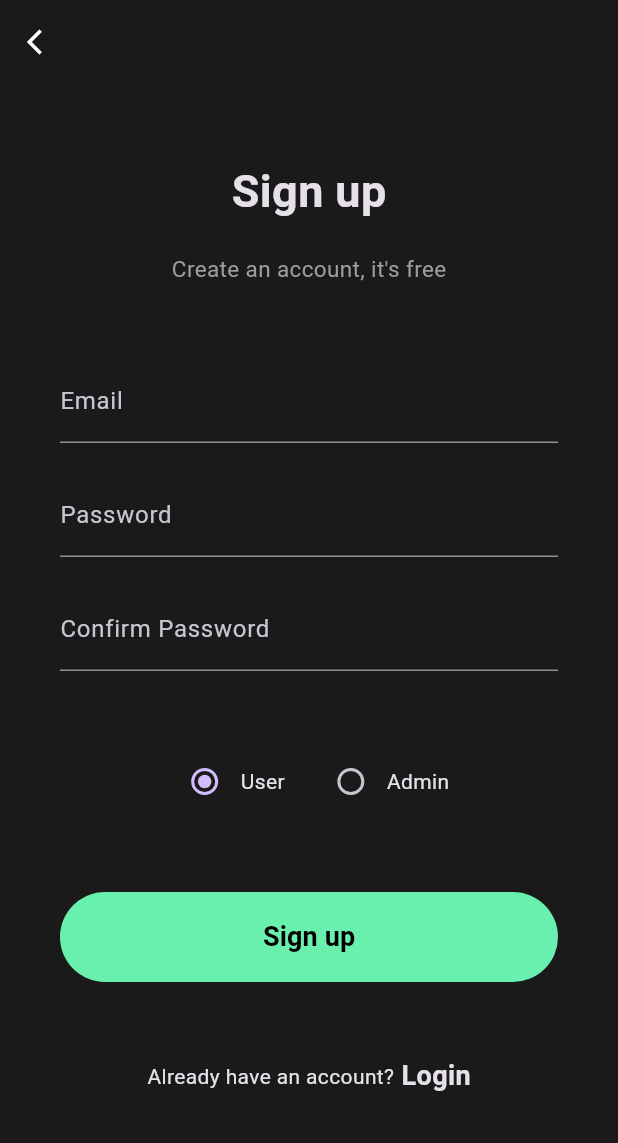
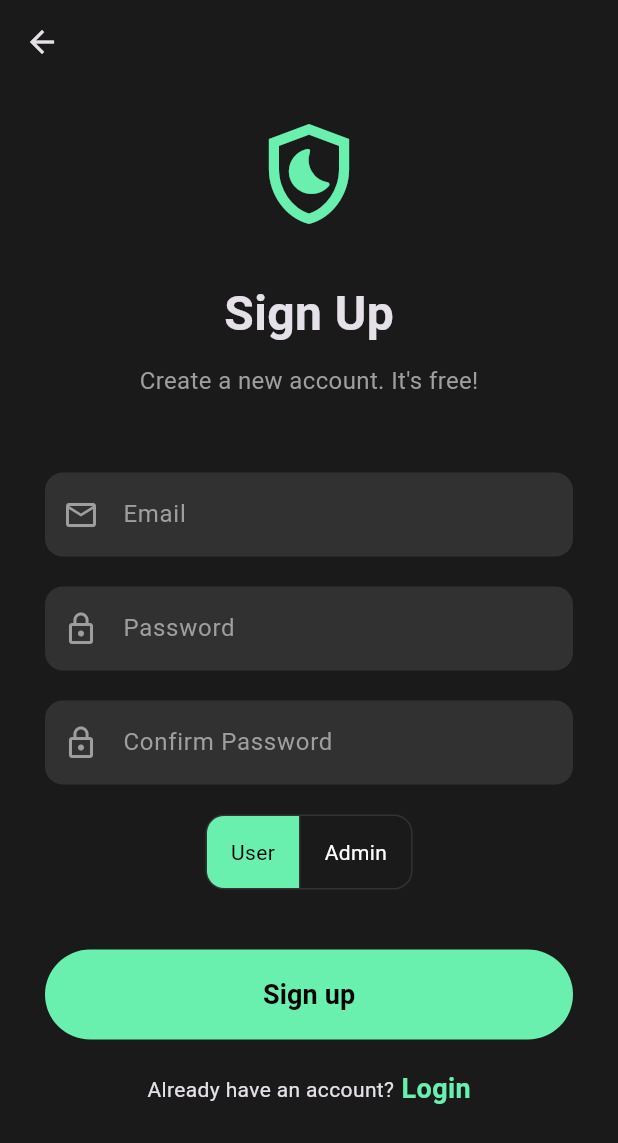
Before and after one commit to kkthombare187/Echogrid-Monitoring-Project, a Flutter app: the screen it shows after launch, after a tap on "Sign up", on a phone screen of 412 x 824 dp. Shown: the top 1143 px of the screen. Run offline on Flutter 3.47's test engine with Material 3 defaults, Android fonts, the phone set to English and light mode, and no system bars; drawn by our look-alikes of flutter_animate; our stand-ins replace cloud_firestore, firebase_auth, firebase_core, firebase_database, fl_chart, geolocator and 1 more; accounts and stored records are empty.

Commit message:
Changed the welcome page, login page and registration page and removed admin/user selection from login page

```diff
--- a/lib/screens/auth/signup_screen.dart
+++ b/lib/screens/auth/signup_screen.dart
@@ -1,10 +1,10 @@
 import 'package:flutter/material.dart';
 import 'package:firebase_auth/firebase_auth.dart';
 import 'package:cloud_firestore/cloud_firestore.dart';
-import 'package:flutter_project/screens/dashboard/admin_dashboard_screen.dart';
 import 'package:flutter_project/screens/dashboard/dashboard_screen.dart';
+import 'package:flutter_project/widgets/custom_textfield.dart';
+import 'package:flutter_animate/flutter_animate.dart';
 
-// Enum to manage the selected user role
 enum UserRole { user, admin }
 
 class SignupScreen extends StatefulWidget {
@@ -20,25 +20,26 @@ class _SignupScreenState extends State<SignupScreen> {
   final TextEditingController _confirmPasswordController =
       TextEditingController();
 
-  UserRole? _selectedRole = UserRole.user; // Default to User
+  UserRole _selectedRole = UserRole.user;
   bool _isLoading = false;
+  String? _errorMessage;
 
+  // Your signup logic remains the same
   Future<void> _signup() async {
     if (_passwordController.text != _confirmPasswordController.text) {
-      ScaffoldMessenger.of(context).showSnackBar(
-        const SnackBar(content: Text("Passwords do not match!")),
-      );
+      setState(() {
+        _errorMessage = "Passwords do not match!";
+      });
       return;
     }
 
     setState(() {
       _isLoading = true;
+      _errorMessage = null;
     });
 
     try {
       if (_selectedRole == UserRole.admin) {
-        // --- ADMIN REGISTRATION WITH FIREBASE EXTENSION ---
-        // 1. Create the pending request in Firestore.
         final pendingAdminDoc =
             await FirebaseFirestore.instance.collection('pendingAdmins').add({
           'email': _emailController.text.trim(),
@@ -47,22 +48,16 @@ class _SignupScreenState extends State<SignupScreen> {
           'requestedAt': FieldValue.serverTimestamp(),
         });
 
-        // 2. Create a document in the 'mail' collection to trigger the email extension.
-        // --- IMPORTANT: UPDATE YOUR PROJECT DETAILS ---
-        const region =
-            "us-central1"; // The region of your handleAdminApproval function
-        const projectId = "ecogrid-monitor"; // Your project ID
+        const region = "us-central1";
+        const projectId = "ecogrid-monitor";
         final functionUrl =
             "https://${region}-${projectId}.cloudfunctions.net/handleAdminApproval";
-
         final approveUrl =
             "$functionUrl?id=${pendingAdminDoc.id}&action=approve";
         final denyUrl = "$functionUrl?id=${pendingAdminDoc.id}&action=deny";
 
         await FirebaseFirestore.instance.collection('mail').add({
-          'to': [
-            'karanthombre06@gmail.com'
-          ], // The email that receives the approval request
+          'to': ['karanthombre06@gmail.com'],
           'message': {
             'subject': 'New Admin Registration Request!',
             'html': '''
@@ -75,7 +70,6 @@ class _SignupScreenState extends State<SignupScreen> {
           },
         });
 
-        // 3. Inform the user and navigate back.
         if (mounted) {
           ScaffoldMessenger.of(context).showSnackBar(
             const SnackBar(
@@ -84,7 +78,6 @@ class _SignupScreenState extends State<SignupScreen> {
           Navigator.pop(context);
         }
       } else {
-        // --- REGULAR USER REGISTRATION ---
         UserCredential userCredential =
             await FirebaseAuth.instance.createUserWithEmailAndPassword(
           email: _emailController.text.trim(),
@@ -100,19 +93,20 @@ class _SignupScreenState extends State<SignupScreen> {
         });
 
         if (mounted) {
-          Navigator.of(context).pushReplacement(
+          Navigator.of(context).pushAndRemoveUntil(
             MaterialPageRoute(builder: (context) => const DashboardScreen()),
+            (route) => false,
           );
         }
       }
     } on FirebaseAuthException catch (e) {
-      ScaffoldMessenger.of(context).showSnackBar(
-        SnackBar(content: Text(e.message ?? "Signup failed")),
-      );
+      setState(() {
+        _errorMessage = e.message;
+      });
     } catch (e) {
-      ScaffoldMessenger.of(context).showSnackBar(
-        SnackBar(content: Text("An error occurred: ${e.toString()}")),
-      );
+      setState(() {
+        _errorMessage = "An error occurred. Please try again.";
+      });
     } finally {
       if (mounted) {
         setState(() {
@@ -125,85 +119,86 @@ class _SignupScreenState extends State<SignupScreen> {
   @override
   Widget build(BuildContext context) {
     return Scaffold(
-      resizeToAvoidBottomInset: true,
       appBar: AppBar(
         elevation: 0,
         backgroundColor: Colors.transparent,
-        leading: IconButton(
-          onPressed: () {
-            Navigator.pop(context);
-          },
-          icon: const Icon(Icons.arrow_back_ios, size: 20, color: Colors.white),
-        ),
       ),
       body: SingleChildScrollView(
         child: Container(
-          padding: const EdgeInsets.symmetric(horizontal: 40),
-          height: MediaQuery.of(context).size.height - 100,
+          padding: const EdgeInsets.symmetric(horizontal: 30, vertical: 20),
           width: double.infinity,
           child: Column(
-            mainAxisAlignment: MainAxisAlignment.spaceEvenly,
+            mainAxisAlignment: MainAxisAlignment.center,
             children: <Widget>[
-              const Column(
-                children: <Widget>[
-                  Text(
-                    "Sign up",
-                    style: TextStyle(fontSize: 30, fontWeight: FontWeight.bold),
-                  ),
-                  SizedBox(height: 20),
-                  Text(
-                    "Create an account, it's free",
-                    style: TextStyle(fontSize: 15, color: Colors.grey),
-                  )
+              const Icon(Icons.shield_moon_outlined,
+                  size: 80, color: Colors.greenAccent),
+              const SizedBox(height: 30),
+              const Text(
+                "Sign Up",
+                style: TextStyle(fontSize: 32, fontWeight: FontWeight.bold),
+              ),
+              const SizedBox(height: 10),
+              const Text(
+                "Create a new account. It's free!",
+                style: TextStyle(fontSize: 16, color: Colors.grey),
+              ),
+              const SizedBox(height: 50),
+
+              CustomTextField(
+                controller: _emailController,
+                labelText: "Email",
+                icon: Icons.email_outlined,
+              ),
+              const SizedBox(height: 20),
+              CustomTextField(
+                controller: _passwordController,
+                labelText: "Password",
+                icon: Icons.lock_outline,
+                isPassword: true,
+              ),
+              const SizedBox(height: 20),
+              CustomTextField(
+                controller: _confirmPasswordController,
+                labelText: "Confirm Password",
+                icon: Icons.lock_outline,
+                isPassword: true,
+              ),
+              const SizedBox(height: 20),
+
+              // Improved Role Selection
+              ToggleButtons(
+                isSelected: [
+                  _selectedRole == UserRole.user,
+                  _selectedRole == UserRole.admin
+                ],
+                onPressed: (index) {
+                  setState(() {
+                    _selectedRole = index == 0 ? UserRole.user : UserRole.admin;
+                  });
+                },
+                borderRadius: BorderRadius.circular(12),
+                selectedColor: Colors.black,
+                color: Colors.white,
+                fillColor: Colors.greenAccent,
+                children: const [
+                  Padding(
+                      padding: EdgeInsets.symmetric(horizontal: 16.0),
+                      child: Text("User")),
+                  Padding(
+                      padding: EdgeInsets.symmetric(horizontal: 16.0),
+                      child: Text("Admin")),
                 ],
               ),
-              Column(
-                children: <Widget>[
-                  TextField(
-                    controller: _emailController,
-                    decoration: const InputDecoration(labelText: "Email"),
-                  ),
-                  const SizedBox(height: 20),
-                  TextField(
-                    controller: _passwordController,
-                    obscureText: true,
-                    decoration: const InputDecoration(labelText: "Password"),
-                  ),
-                  const SizedBox(height: 20),
-                  TextField(
-                    controller: _confirmPasswordController,
-                    obscureText: true,
-                    decoration:
-                        const InputDecoration(labelText: "Confirm Password"),
-                  ),
-                ],
-              ),
-              Row(
-                mainAxisAlignment: MainAxisAlignment.center,
-                children: [
-                  Radio<UserRole>(
-                    value: UserRole.user,
-                    groupValue: _selectedRole,
-                    onChanged: (UserRole? value) {
-                      setState(() {
-                        _selectedRole = value;
-                      });
-                    },
-                  ),
-                  const Text('User'),
-                  const SizedBox(width: 20),
-                  Radio<UserRole>(
-                    value: UserRole.admin,
-                    groupValue: _selectedRole,
-                    onChanged: (UserRole? value) {
-                      setState(() {
-                        _selectedRole = value;
-                      });
-                    },
-                  ),
-                  const Text('Admin'),
-                ],
-              ),
+              const SizedBox(height: 20),
+
+              if (_errorMessage != null)
+                Text(
+                  _errorMessage!,
+                  style: const TextStyle(color: Colors.redAccent, fontSize: 14),
+                  textAlign: TextAlign.center,
+                ),
+              const SizedBox(height: 20),
+
               MaterialButton(
                 minWidth: double.infinity,
                 height: 60,
@@ -222,24 +217,27 @@ class _SignupScreenState extends State<SignupScreen> {
                             color: Colors.black),
                       ),
               ),
+              const SizedBox(height: 20),
               Row(
                 mainAxisAlignment: MainAxisAlignment.center,
                 children: <Widget>[
                   const Text("Already have an account?"),
                   GestureDetector(
                     onTap: () {
-                      Navigator.pop(context); // Go back to the login screen
+                      Navigator.pop(context);
                     },
                     child: const Text(
                       " Login",
-                      style:
-                          TextStyle(fontWeight: FontWeight.w600, fontSize: 18),
+                      style: TextStyle(
+                          fontWeight: FontWeight.w600,
+                          fontSize: 18,
+                          color: Colors.greenAccent),
                     ),
                   ),
                 ],
               ),
             ],
-          ),
+          ).animate().fadeIn(duration: 600.ms),
         ),
       ),
     );
--- a/lib/screens/auth/welcome_screen.dart
+++ b/lib/screens/auth/welcome_screen.dart
@@ -1,6 +1,7 @@
 import 'package:flutter/material.dart';
 import 'package:flutter_project/screens/auth/login_screen.dart';
 import 'package:flutter_project/screens/auth/signup_screen.dart';
+import 'package:flutter_animate/flutter_animate.dart';
 
 class WelcomeScreen extends StatelessWidget {
   const WelcomeScreen({Key? key}) : super(key: key);
@@ -12,60 +13,47 @@ class WelcomeScreen extends StatelessWidget {
         child: Container(
           width: double.infinity,
           height: MediaQuery.of(context).size.height,
-          padding: const EdgeInsets.symmetric(horizontal: 30, vertical: 50),
+          padding: const EdgeInsets.symmetric(horizontal: 40, vertical: 50),
           child: Column(
             mainAxisAlignment: MainAxisAlignment.spaceBetween,
             crossAxisAlignment: CrossAxisAlignment.center,
             children: <Widget>[
+              // App Logo and Title
               const Column(
                 children: <Widget>[
+                  Icon(Icons.shield_moon_outlined,
+                      size: 100, color: Colors.greenAccent),
+                  SizedBox(height: 20),
                   Text(
                     "Welcome",
-                    style: TextStyle(fontWeight: FontWeight.bold, fontSize: 30),
+                    style: TextStyle(fontWeight: FontWeight.bold, fontSize: 36),
                   ),
-                  SizedBox(height: 20),
+                  SizedBox(height: 10),
                   Text(
                     "EcoGrid Monitor: Smart Energy for Rural Communities.",
                     textAlign: TextAlign.center,
-                    style: TextStyle(color: Colors.grey, fontSize: 15),
+                    style: TextStyle(color: Colors.grey, fontSize: 16),
                   ),
                 ],
-              ),
-              Container(
-                height: MediaQuery.of(context).size.height / 3,
-                decoration: const BoxDecoration(
-                  image: DecorationImage(
-                    // THIS IS THE CORRECTED URL
-                    image: NetworkImage("https://placekitten.com/400/400"),
-                  ),
-                ),
-              ),
+              ).animate().fadeIn(duration: 900.ms, delay: 300.ms),
+
+              // Action Buttons with corrected styling
               Column(
                 children: <Widget>[
-                  MaterialButton(
-                    minWidth: double.infinity,
-                    height: 60,
+                  // Primary Button: Sign Up
+                  ElevatedButton(
+                    style: ElevatedButton.styleFrom(
+                      minimumSize: const Size(double.infinity, 60),
+                      backgroundColor: Colors.greenAccent,
+                      shape: RoundedRectangleBorder(
+                          borderRadius: BorderRadius.circular(50)),
+                    ),
                     onPressed: () {
-                      Navigator.push(context, MaterialPageRoute(builder: (context) => const LoginScreen()));
+                      Navigator.push(
+                          context,
+                          MaterialPageRoute(
+                              builder: (context) => const SignupScreen()));
                     },
-                    shape: RoundedRectangleBorder(
-                      side: const BorderSide(color: Colors.white),
-                      borderRadius: BorderRadius.circular(50),
-                    ),
-                    child: const Text(
-                      "Login",
-                      style: TextStyle(fontWeight: FontWeight.w600, fontSize: 18),
-                    ),
-                  ),
-                  const SizedBox(height: 20),
-                  MaterialButton(
-                    minWidth: double.infinity,
-                    height: 60,
-                    onPressed: () {
-                       Navigator.push(context, MaterialPageRoute(builder: (context) => const SignupScreen()));
-                    },
-                    color: Colors.greenAccent,
-                    shape: RoundedRectangleBorder(borderRadius: BorderRadius.circular(50)),
                     child: const Text(
                       "Sign up",
                       style: TextStyle(
@@ -75,8 +63,34 @@ class WelcomeScreen extends StatelessWidget {
                       ),
                     ),
                   ),
+                  const SizedBox(height: 20),
+                  // Secondary Button: Login
+                  OutlinedButton(
+                    style: OutlinedButton.styleFrom(
+                      minimumSize: const Size(double.infinity, 60),
+                      side: const BorderSide(color: Colors.white70),
+                      shape: RoundedRectangleBorder(
+                          borderRadius: BorderRadius.circular(50)),
+                    ),
+                    onPressed: () {
+                      Navigator.push(
+                          context,
+                          MaterialPageRoute(
+                              builder: (context) => const LoginScreen()));
+                    },
+                    child: const Text(
+                      "Login",
+                      style: TextStyle(
+                          fontWeight: FontWeight.w600,
+                          fontSize: 18,
+                          color: Colors.white),
+                    ),
+                  ),
                 ],
               )
+                  .animate()
+                  .slideY(begin: 1, duration: 600.ms, delay: 900.ms)
+                  .fadeIn(),
             ],
           ),
         ),
--- /dev/null
+++ b/lib/widgets/custom_textfield.dart
@@ -0,0 +1,36 @@
+import 'package:flutter/material.dart';
+
+class CustomTextField extends StatelessWidget {
+  final TextEditingController controller;
+  final String labelText;
+  final IconData icon;
+  final bool isPassword;
+
+  const CustomTextField({
+    Key? key,
+    required this.controller,
+    required this.labelText,
+    required this.icon,
+    this.isPassword = false,
+  }) : super(key: key);
+
+  @override
+  Widget build(BuildContext context) {
+    return TextField(
+      controller: controller,
+      obscureText: isPassword,
+      style: const TextStyle(color: Colors.white),
+      decoration: InputDecoration(
+        labelText: labelText,
+        labelStyle: const TextStyle(color: Colors.grey),
+        prefixIcon: Icon(icon, color: Colors.grey),
+        filled: true,
+        fillColor: Colors.white.withOpacity(0.1),
+        border: OutlineInputBorder(
+          borderRadius: BorderRadius.circular(12),
+          borderSide: BorderSide.none,
+        ),
+      ),
+    );
+  }
+}
--- a/pubspec.yaml
+++ b/pubspec.yaml
@@ -45,6 +45,7 @@ dependencies:
   flutter_native_splash: ^2.4.0
   http: ^1.2.1
   geolocator: ^12.0.0
+  flutter_animate: ^4.5.0
 
 dev_dependencies:
   flutter_test:
```
Also changed, not shown: lib/screens/auth/auth_wrapper.dart (+11 -6 lines), lib/screens/auth/login_screen.dart (+68 -108 lines), pubspec.lock.
